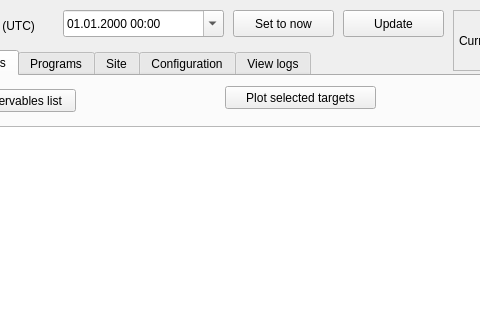
Above: design.ui from vbonvin/POUET before the change; both pictures show x 87 to 567 and y 0 to 320 of the 1368 by 826 pixel window. Below: the same form after it.
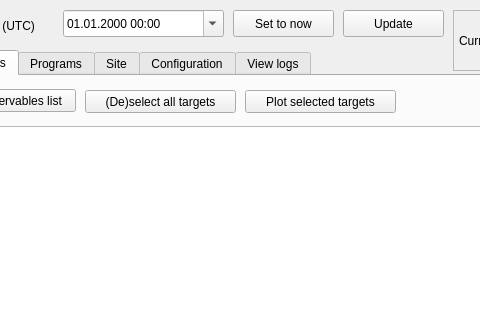
That is the form after the change.

Commit message: implemented check all/none

The edit to the form file:
```diff
--- a/design.ui
+++ b/design.ui
@@ -279,8 +279,8 @@
     <widget class="QPushButton" name="updatePlotObs">
      <property name="geometry">
       <rect>
-       <x>300</x>
-       <y>10</y>
+       <x>320</x>
+       <y>14</y>
        <width>151</width>
        <height>23</height>
       </rect>
@@ -289,6 +289,19 @@
       <string>Plot selected targets</string>
      </property>
     </widget>
+    <widget class="QPushButton" name="updateSelectall">
+     <property name="geometry">
+      <rect>
+       <x>160</x>
+       <y>14</y>
+       <width>151</width>
+       <height>23</height>
+      </rect>
+     </property>
+     <property name="text">
+      <string>(De)select all targets</string>
+     </property>
+    </widget>
    </widget>
    <widget class="QWidget" name="program">
     <attribute name="title">
```
The commit also changes 1 other file.
